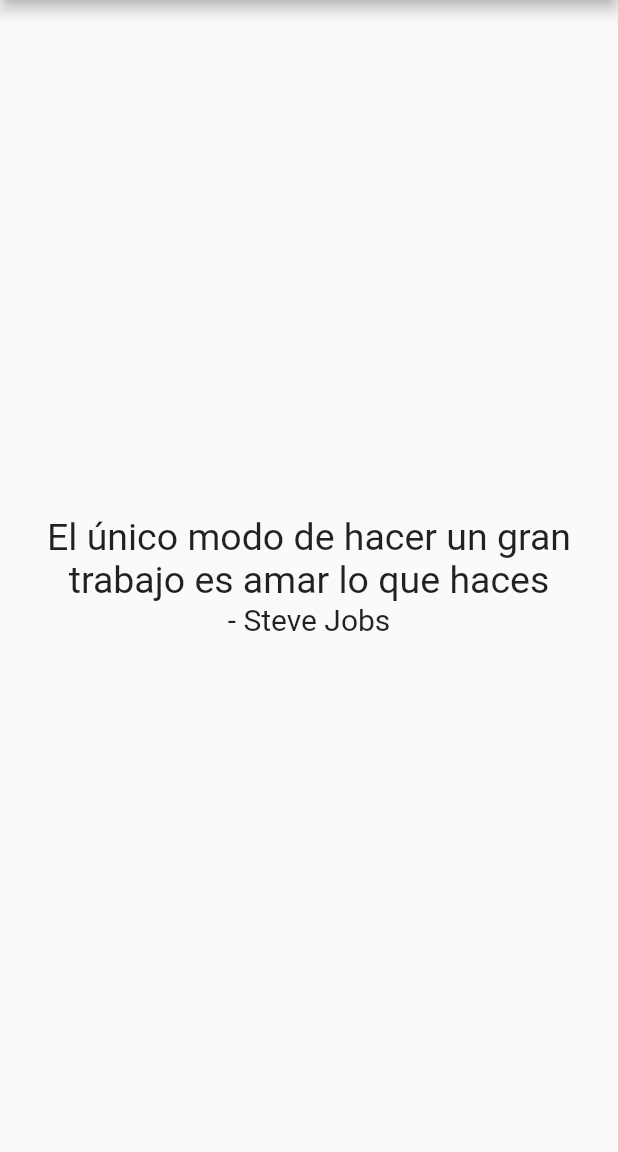
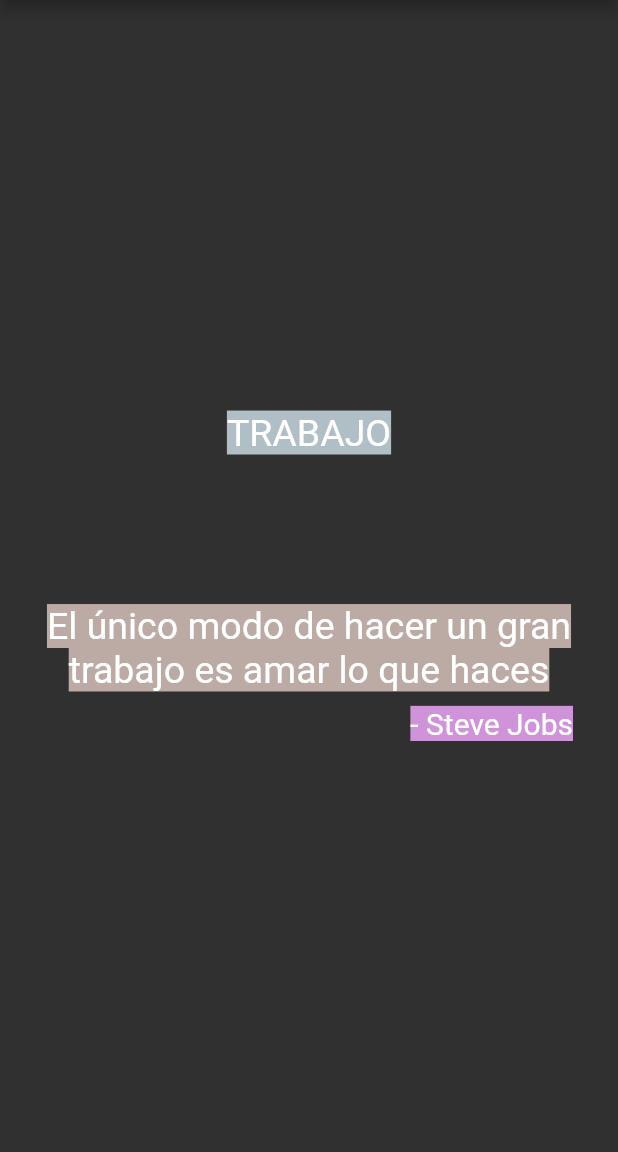
Before and after one commit to Radega1993/motivaciondiaria, a Flutter app: the screen it shows after launch, on a phone screen of 412 x 824 dp, the part 84-1236 px from its top. Run offline on Flutter 3.47's test engine with Material 2 defaults, Android fonts, the phone set to English and light mode, and no system bars.

Commit message:
primera version

```diff
--- a/motivaciondiaria/lib/main.dart
+++ b/motivaciondiaria/lib/main.dart
@@ -7,9 +7,22 @@ void main() {
 class MyApp extends StatelessWidget {
   @override
   Widget build(BuildContext context) {
+    Paint paint = Paint();
+    paint.color = Colors.brown.shade200;
+    Paint paint2 = Paint();
+    paint2.color = Colors.purple.shade200;
+    Paint paint3 = Paint();
+    paint3.color = Colors.blueGrey.shade200;
+    const primaryColor = Color(0xFF795548);
+
     return MaterialApp(
         title: 'Motivación diaria',
+        theme: ThemeData(
+          primaryColor: primaryColor,
+        ),
+        debugShowCheckedModeBanner: false,
         home: Scaffold(
+          backgroundColor: Colors.grey[850],
           appBar: AppBar(
               title: Center(
             child: Text('Motivación diaria'),
@@ -20,19 +33,38 @@ class MyApp extends StatelessWidget {
               crossAxisAlignment: CrossAxisAlignment.center,
               children: [
                 Text(
+                  'TRABAJO',
+                  textAlign: TextAlign.center,
+                  style: TextStyle(
+                    fontSize: 25,
+                    background: paint3,
+                    color: Colors.white,
+                  ),
+                ),
+                SizedBox(height: 100),
+                Text(
                   'El único modo de hacer un gran trabajo es amar lo que haces ',
                   textAlign: TextAlign.center,
                   style: TextStyle(
                     fontSize: 25,
-                    color: Colors.black87,
+                    background: paint,
+                    color: Colors.white,
                   ),
                 ),
-                Text(
-                  '- Steve Jobs ',
-                  textAlign: TextAlign.center,
-                  style: TextStyle(
-                    fontSize: 20,
-                    color: Colors.black87,
+                SizedBox(height: 10),
+                Align(
+                  alignment: Alignment.centerRight,
+                  child: Container(
+                    margin: new EdgeInsets.symmetric(horizontal: 30.0),
+                    child: Text(
+                      '- Steve Jobs ',
+                      textAlign: TextAlign.right,
+                      style: TextStyle(
+                        fontSize: 20,
+                        background: paint2,
+                        color: Colors.white,
+                      ),
+                    ),
                   ),
                 ),
               ],
```
